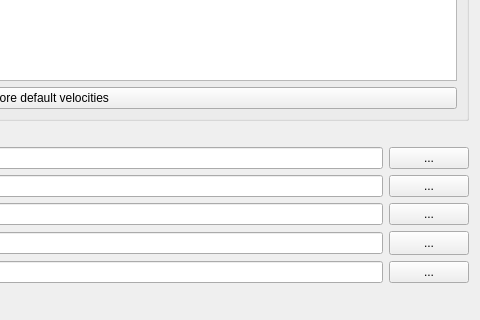
The window that console/SegyCreationPage.ui (feliperails/syntheticseis) describes before a commit, drawn with Qt 5; both pictures show x 396 to 876 and y 465 to 785 of the 876 by 785 pixel window.
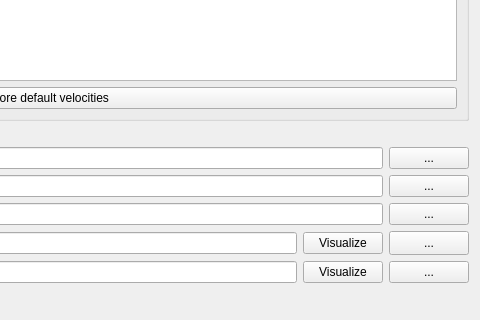
The same window after the commit.

The edit to the form file:
```diff
--- a/console/SegyCreationPage.ui
+++ b/console/SegyCreationPage.ui
@@ -231,6 +231,13 @@
          </property>
         </widget>
        </item>
+       <item>
+        <widget class="QPushButton" name="amplitudeVisualizePushButton">
+         <property name="text">
+          <string>Visualize</string>
+         </property>
+        </widget>
+       </item>
        <item>
         <widget class="QPushButton" name="outputAmplitudeFileNameToolButton">
          <property name="sizePolicy">
@@ -257,6 +264,13 @@
        <item>
         <widget class="QLineEdit" name="depthAmplitudeFileNameLineEdit"/>
        </item>
+       <item>
+        <widget class="QPushButton" name="depthVisualizePushButton">
+         <property name="text">
+          <string>Visualize</string>
+         </property>
+        </widget>
+       </item>
        <item>
         <widget class="QPushButton" name="outputDepthAmplitudeFileNameToolButton">
          <property name="sizePolicy">
```
